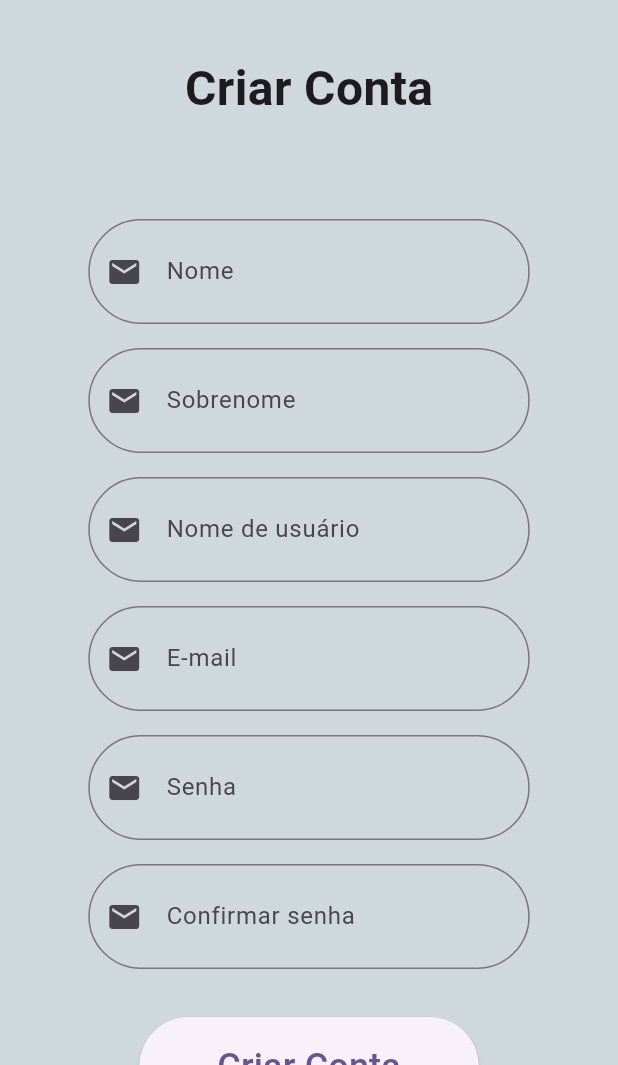
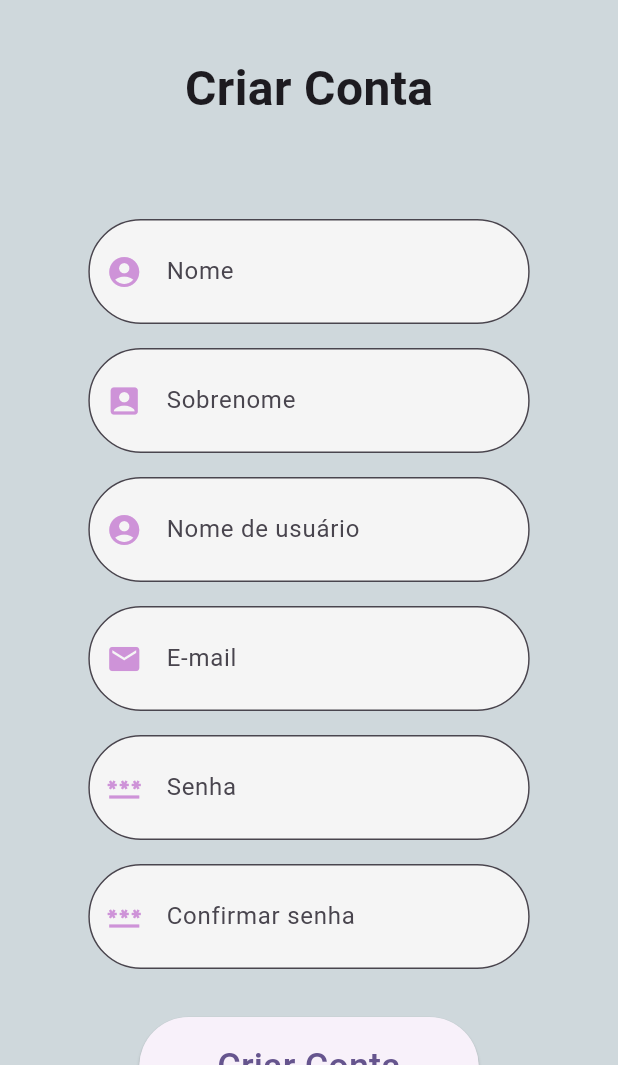
Before and after one commit to priscillamelo/flutter-series-hub, a Flutter app: the CriarContaPage screen opened by its route, on a phone screen of 412 x 824 dp, the part 171-1236 px from its top. Run offline on Flutter 3.47's test engine with Material 3 defaults, Android fonts, the phone set to English and light mode, and no system bars; accounts and stored records are empty.

Commit message:
add-icons

```diff
--- a/lib/pages/criar_conta_page.dart
+++ b/lib/pages/criar_conta_page.dart
@@ -35,32 +35,45 @@ class CriarContaPage extends StatelessWidget {
                   child: const Form(
                     child: Column(
                       children: [
-                        FormFieldWidget(label: 'Nome', icon: Icon(Icons.email)),
+                        FormFieldWidget(
+                          label: 'Nome',
+                          icon: Icon(Icons.account_circle),
+                        ),
                         SizedBox(
                           height: 16,
                         ),
                         FormFieldWidget(
-                            label: 'Sobrenome', icon: Icon(Icons.email)),
+                          label: 'Sobrenome',
+                          icon: Icon(Icons.account_box),
+                        ),
                         SizedBox(
                           height: 16,
                         ),
                         FormFieldWidget(
-                            label: 'Nome de usuário', icon: Icon(Icons.email)),
+                          label: 'Nome de usuário',
+                          icon: Icon(Icons.account_circle),
+                        ),
                         SizedBox(
                           height: 16,
                         ),
                         FormFieldWidget(
-                            label: 'E-mail', icon: Icon(Icons.email)),
+                          label: 'E-mail',
+                          icon: Icon(Icons.email),
+                        ),
                         SizedBox(
                           height: 16,
                         ),
                         FormFieldWidget(
-                            label: 'Senha', icon: Icon(Icons.email)),
+                          label: 'Senha',
+                          icon: Icon(Icons.password),
+                        ),
                         SizedBox(
                           height: 16,
                         ),
                         FormFieldWidget(
-                            label: 'Confirmar senha', icon: Icon(Icons.email)),
+                          label: 'Confirmar senha',
+                          icon: Icon(Icons.password),
+                        ),
                         SizedBox(
                           height: 32,
                         ),
--- a/lib/widgets/text_form_field.dart
+++ b/lib/widgets/text_form_field.dart
@@ -14,6 +14,9 @@ class FormFieldWidget extends StatelessWidget {
       style: const TextStyle(fontSize: 20),
       keyboardType: keyboardType,
       decoration: InputDecoration(
+        filled: true,
+        fillColor: Colors.grey.shade100,
+        prefixIconColor: Colors.purple.shade200,
         prefixIcon: icon,
         contentPadding: const EdgeInsets.all(20),
         labelText: label,
```
Also changed, not shown: lib/pages/login_page.dart (+20 -2 lines), 1 other file.
